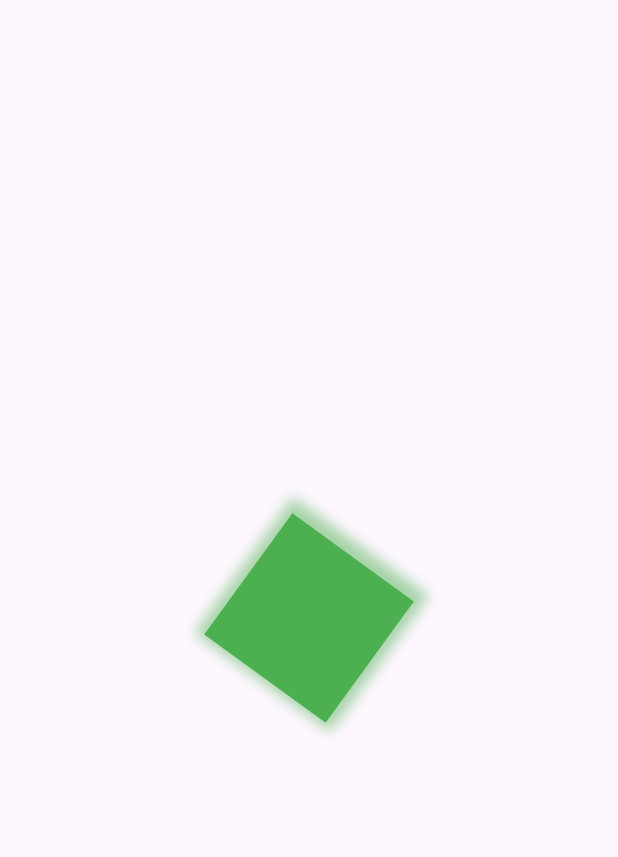
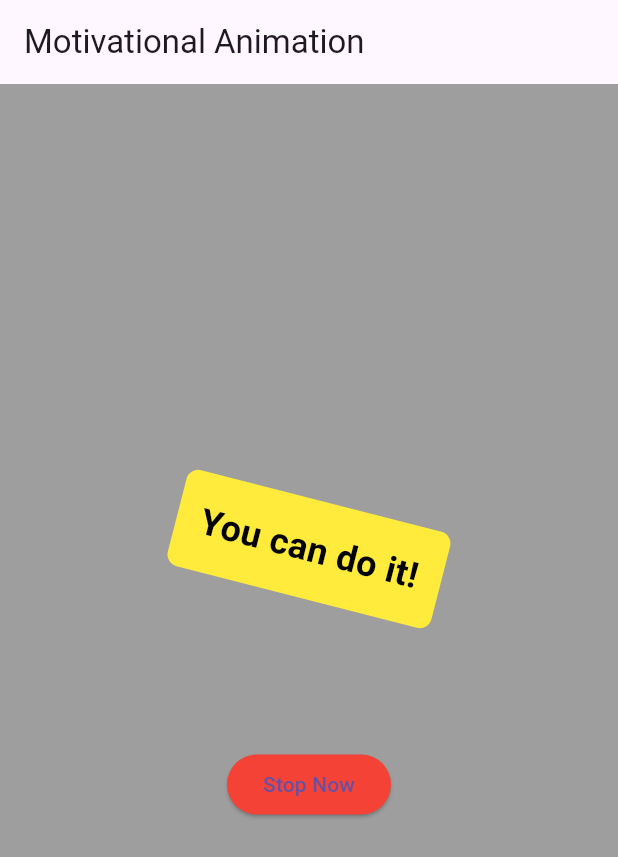
Before and after one commit to Hassan0308/Flutter-Animation, a Flutter app: the screen it shows after launch, on a phone screen of 412 x 824 dp. Shown: the top 857 px of the screen. Run offline on Flutter 3.47's test engine with Material 3 defaults, Android fonts, the phone set to English and light mode, and no system bars.

Commit message:
simple rotation animation on click play and pause

```diff
--- a/lib/main.dart
+++ b/lib/main.dart
@@ -1,85 +1,133 @@
+
+import 'dart:math';
+
 import 'package:flutter/material.dart';
-import 'dart:math' as math;
 
 void main() {
-  runApp(const MyApp());
+  runApp(MyApp());
 }
 
 class MyApp extends StatelessWidget {
-  const MyApp({super.key});
-
   @override
   Widget build(BuildContext context) {
     return MaterialApp(
-      title: 'Flutter Demo',
+      home: MotivationalAnimation(),
       debugShowCheckedModeBanner: false,
-      theme: ThemeData(
-        primarySwatch: Colors.blue,
-      ),
-      home: const MyHomePage(title: 'Flutter Animation'),
     );
   }
 }
 
-class MyHomePage extends StatefulWidget {
-  const MyHomePage({super.key, required this.title});
 
 
-  final String title;
+class MotivationalAnimation extends StatefulWidget {
+  @override
+  _MotivationalAnimationState createState() => _MotivationalAnimationState();
+}
+
+class _MotivationalAnimationState extends State<MotivationalAnimation>
+    with SingleTickerProviderStateMixin {
+  late AnimationController _controller;
+  late Animation<double> _animation;
+  bool isStop = false;
 
   @override
-  State<MyHomePage> createState() => _MyHomePageState();
-}
+  void initState() {
+    super.initState();
 
-class _MyHomePageState extends State<MyHomePage> with SingleTickerProviderStateMixin {
+    _controller = AnimationController(
+      vsync: this,
+      duration: Duration(seconds: 2),
+    );
 
-  late AnimationController _animationController ;
-  late Animation<double> positionAnimation;
-  @override
-  void initState() {
-    //initiate animation controller
-   _animationController=AnimationController(vsync: this,duration: Duration(seconds: 3));
-   //initiate animation
-   positionAnimation = Tween<double>(begin: 0.0,end: 2*math.pi,).animate(_animationController);
-   //animation start
-    _animationController.repeat();
-    super.initState();
-  }
-  @override
-  void dispose() {
-    _animationController.dispose();
-    super.dispose();
+    _animation = Tween<double>(begin: 0, end: 100).animate(
+      CurvedAnimation(parent: _controller, curve: Curves.easeInOut),
+    );
+
+    _controller.repeat(reverse: true);
   }
 
   @override
   Widget build(BuildContext context) {
     return Scaffold(
+      backgroundColor: Colors.grey,
+      appBar: AppBar(
+        title: Text('Motivational Animation'),
+      ),
       body: Center(
-        child: AnimatedBuilder(
-          animation: positionAnimation,
-          builder: (context,index){
-            return Transform(
-              alignment: Alignment.center,
-              transform: Matrix4.identity()..rotateZ(positionAnimation.value),
-              child: Container(
-                width: 100,
-                height: 100,
-                decoration: BoxDecoration(
-                    color: Colors.green,
-                    boxShadow: [
-                      BoxShadow(
-                        color: Colors.green.withOpacity(0.5),
-                        spreadRadius: 6,
-                        blurRadius: 7,
-                        offset: Offset(0, 3), // changes position of shadow
+        child: Column(
+          mainAxisAlignment: MainAxisAlignment.center,
+          children: [
+            AnimatedBuilder(
+              animation: _animation,
+              builder: (context, child) {
+                return Transform.rotate(
+                  angle: _animation.value / 100 * 2 * pi,
+                  child: MotivationalText(_animation.value),
+                );
+              },
+            ),
+            SizedBox(height: 100,),
+            ElevatedButton(
+                style: ElevatedButton.styleFrom(
+                  backgroundColor: isStop?Colors.green:Colors.red
+                ),
+                onPressed: (){
+              if(!isStop){
+                _controller.stop();
+                isStop = true;
+              }else{
+                _controller.repeat(reverse: true);
+                isStop = false;
+              }
+              setState(() {
 
-                      ),
-                    ]
-                ),
-              ),
-            );
-          },
+              });
+            }, child: isStop?Text("Play Now!"):Text("Stop Now"))
+          ],
+        ),
 
+      ),
+    );
+  }
+
+  @override
+  void dispose() {
+    _controller.dispose();
+    super.dispose();
+  }
+}
+
+class MotivationalText extends StatelessWidget {
+  final double animationValue;
+
+  MotivationalText(this.animationValue);
+
+  @override
+  Widget build(BuildContext context) {
+    // Calculate rotation angle based on animation value
+    double rotation = animationValue / 100 * 2 * pi;
+
+    // Calculate color based on animation value
+    Color textColor = Color.lerp(Colors.black, Colors.green, animationValue / 100) ?? Colors.blue;
+
+    // Use yellow as the background color for motivation
+    Color backgroundColor = Colors.yellow;
+
+    return Transform.rotate(
+      angle: rotation,
+      child: Container(
+        padding: EdgeInsets.all(16),
+        decoration: BoxDecoration(
+          color: backgroundColor,
+          borderRadius: BorderRadius.circular(8),
+        ),
+        child: Text(
+          'You can do it!',
+          style: TextStyle(
+            fontSize: 24,
+            color: textColor,
+            fontWeight: FontWeight.bold,
+          ),
         ),
       ),
     );
```
Also changed, not shown: lib/shapes/custom_shapes_screen.dart (added, +55 -0 lines), pubspec.lock, 3 other files.
